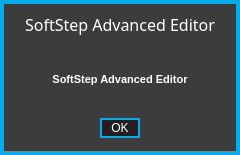
Muse-Kinetics/softstep_editor, file standalone/advanced/forms/aboutform.ui: the form before one commit.
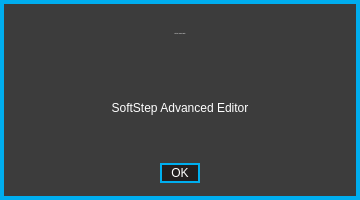
The form after the commit.

Patch:
```diff
--- a/standalone/advanced/forms/aboutform.ui
+++ b/standalone/advanced/forms/aboutform.ui
@@ -6,8 +6,8 @@
    <rect>
     <x>0</x>
     <y>0</y>
-    <width>240</width>
-    <height>155</height>
+    <width>360</width>
+    <height>200</height>
    </rect>
   </property>
   <property name="windowTitle">
@@ -36,7 +36,7 @@
 {
 	background:		rgba(0,0,0,0);
 	color: 				white;
-	font: 				10pt &quot;Futura-Normal&quot;;
+	font: 				10pt &quot;Corbel&quot;;
 	border:				none;
 }
 
@@ -45,73 +45,11 @@
 	border:				none;
 }  
 
-/* ---------- QSpinBox ------------*/
-QSpinBox
-{
-	font: 10pt &quot;Futura-Normal&quot;;
-	border: 2px solid rgb(0,174,239);
-	background-color: rgba(0, 0, 0, 255);
-	color: white;
-	padding:0, 3, 0, 0;
-}
-
-QSpinBox::focus
-{
-	border: none;
-	outline: none;
-}
-
-/* ---------- QLineEdit ------------*/
-QLineEdit
-{
-	font: 10pt &quot;Futura-Normal&quot;;
-	background: rgba(0,174,239,0);
-	border: 2px solid rgba(0,174,239,255);
-	border-radius: 0px;
-	color: white;
-	padding-left: 2px;
-	padding-bottom: 2px;
-}
-
-QLineEdit:focus
-{
-	font: 10pt &quot;Futura-Normal&quot;;
-	background: rgba(0,174,239,0);
-	border: 2px solid white;
-	border-radius: 0px;
-	color: white;
-	padding-left: 2px;
-	padding-bottom: 2px;
-}
-
-/* ---------- QCheckBox ------------*/
-QCheckBox
-{
-	font: 10pt &quot;Futura-Normal&quot;;
-	background:rgba(0,174,239,0);
-	color: white;
-	padding:0, 3, 0, 0;
-	border: none;
-}
-
-QCheckBox:focus
-{
-	background:rgba(0,174,239,0);
-}
-
-
-/* ------- QStackedWidget ---------*/
-QStackedWidget
-{
-border-top: 1px solid white;
-background: black;
-}
-
 /*---------- QPushButton ---------*/
 QPushButton
 {
 	border: 2px solid rgba(0,174,239,255);
-	font: 10pt &quot;Futura-Normal&quot;;
+	font: 10pt &quot;Corbel&quot;;
 	color: white;
 }
 
@@ -130,8 +68,8 @@
     <rect>
      <x>0</x>
      <y>0</y>
-     <width>240</width>
-     <height>155</height>
+     <width>360</width>
+     <height>200</height>
     </rect>
    </property>
    <property name="focusPolicy">
@@ -149,10 +87,10 @@
    <widget class="QFrame" name="warningSubFrame">
     <property name="geometry">
      <rect>
-      <x>8</x>
+      <x>0</x>
       <y>8</y>
-      <width>224</width>
-      <height>140</height>
+      <width>360</width>
+      <height>200</height>
      </rect>
     </property>
     <property name="focusPolicy">
@@ -180,8 +118,8 @@
     <widget class="QPushButton" name="ok">
      <property name="geometry">
       <rect>
-       <x>92</x>
-       <y>110</y>
+       <x>160</x>
+       <y>155</y>
        <width>40</width>
        <height>20</height>
       </rect>
@@ -200,16 +138,17 @@
      <property name="geometry">
       <rect>
        <x>0</x>
-       <y>41</y>
-       <width>224</width>
-       <height>61</height>
+       <y>50</y>
+       <width>360</width>
+       <height>100</height>
       </rect>
      </property>
      <property name="focusPolicy">
       <enum>Qt::NoFocus</enum>
      </property>
      <property name="styleSheet">
-      <string notr="true">font: bold 8pt;</string>
+      <string notr="true">font:14px &quot;Futura-Normal&quot;;
+</string>
      </property>
      <property name="text">
       <string>SoftStep Advanced Editor</string>
@@ -223,15 +162,13 @@
       <rect>
        <x>0</x>
        <y>1</y>
-       <width>224</width>
-       <height>31</height>
+       <width>360</width>
+       <height>50</height>
       </rect>
      </property>
      <property name="font">
       <font>
-       <family>Futura</family>
-       <pointsize>12</pointsize>
-       <weight>50</weight>
+       <pointsize>-1</pointsize>
        <italic>false</italic>
        <bold>false</bold>
       </font>
```
Left out of the diff: 4 changed lines with no effect on the pictures.
